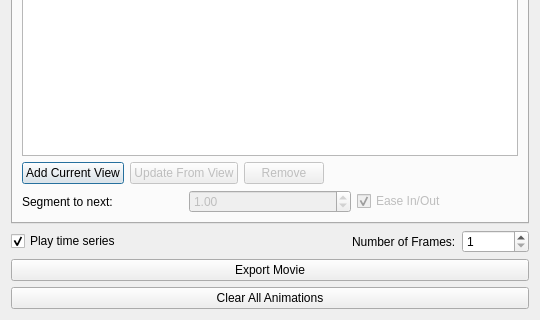
Old version of the form tomviz/AnimationHelperDialog.ui in the repository OpenChemistry/tomviz; both pictures show x 0 to 540 and y 380 to 700 of the 540 by 700 pixel window.
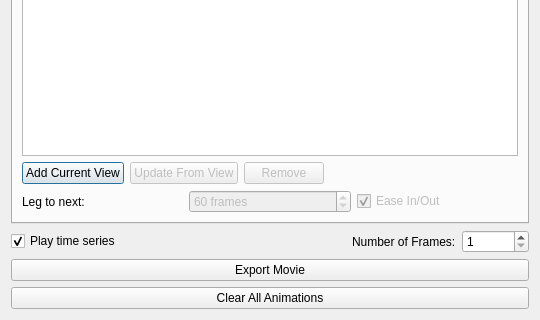
New version of the form. Custom widgets are drawn as their Qt base class.

Commit message:
Give each leg and orbit its own frame count
Legs and orbits now carry a frame count instead of a relative weight,
and the scene's total is their sum, shown in place of the frame box.
Older state files convert their weights, and a leg of zero frames
plays as a cut.

Diff of the .ui file:
```diff
--- a/tomviz/AnimationHelperDialog.ui
+++ b/tomviz/AnimationHelperDialog.ui
@@ -133,7 +133,7 @@
          <item>
           <widget class="QLabel" name="segmentDurationLabel">
            <property name="text">
-            <string>Segment to next:</string>
+            <string>Leg to next:</string>
            </property>
            <property name="buddy">
             <cstring>segmentDuration</cstring>
@@ -141,7 +141,7 @@
           </widget>
          </item>
          <item>
-          <widget class="QDoubleSpinBox" name="segmentDuration">
+          <widget class="QSpinBox" name="segmentDuration">
            <property name="keyboardTracking">
             <bool>false</bool>
            </property>
@@ -149,22 +149,22 @@
             <bool>false</bool>
            </property>
            <property name="toolTip">
-            <string>&lt;html&gt;&lt;head/&gt;&lt;body&gt;&lt;p&gt;How long the leg from this viewpoint to the next one runs, relative to the other legs.&lt;/p&gt;&lt;p&gt;&lt;br/&gt;&lt;/p&gt;&lt;p&gt;A leg with twice the duration of another takes twice as many frames.&lt;/p&gt;&lt;/body&gt;&lt;/html&gt;</string>
+            <string>&lt;html&gt;&lt;head/&gt;&lt;body&gt;&lt;p&gt;Frames the leg from this viewpoint to the next one takes.&lt;/p&gt;&lt;p&gt;&lt;br/&gt;&lt;/p&gt;&lt;p&gt;The animation is as long as its legs and orbits add up to, so a longer leg here never shortens another.&lt;/p&gt;&lt;/body&gt;&lt;/html&gt;</string>
            </property>
-           <property name="decimals">
-            <number>2</number>
+           <property name="suffix">
+            <string> frames</string>
            </property>
            <property name="minimum">
-            <double>0.010000000000000</double>
+            <number>0</number>
            </property>
            <property name="maximum">
-            <double>100.000000000000000</double>
+            <number>100000</number>
            </property>
            <property name="singleStep">
-            <double>0.250000000000000</double>
+            <number>10</number>
            </property>
            <property name="value">
-            <double>1.000000000000000</double>
+            <number>60</number>
            </property>
           </widget>
          </item>
```
The commit also changes 8 other files.
